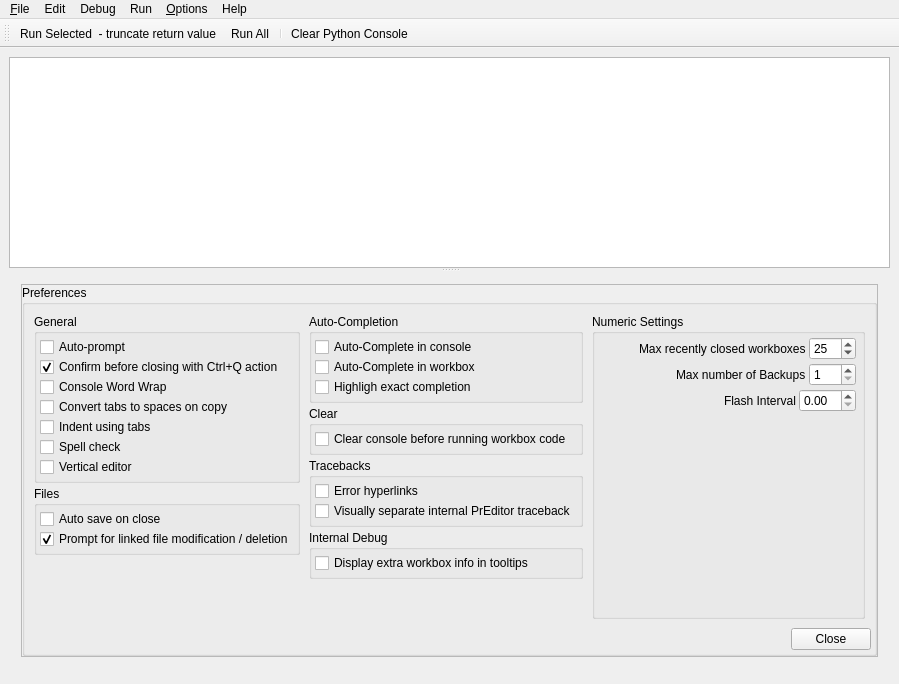
This is preditor/gui/ui/loggerwindow.ui in blurstudio/PrEditor as Qt 5 draws it before an edit. The edited form follows.
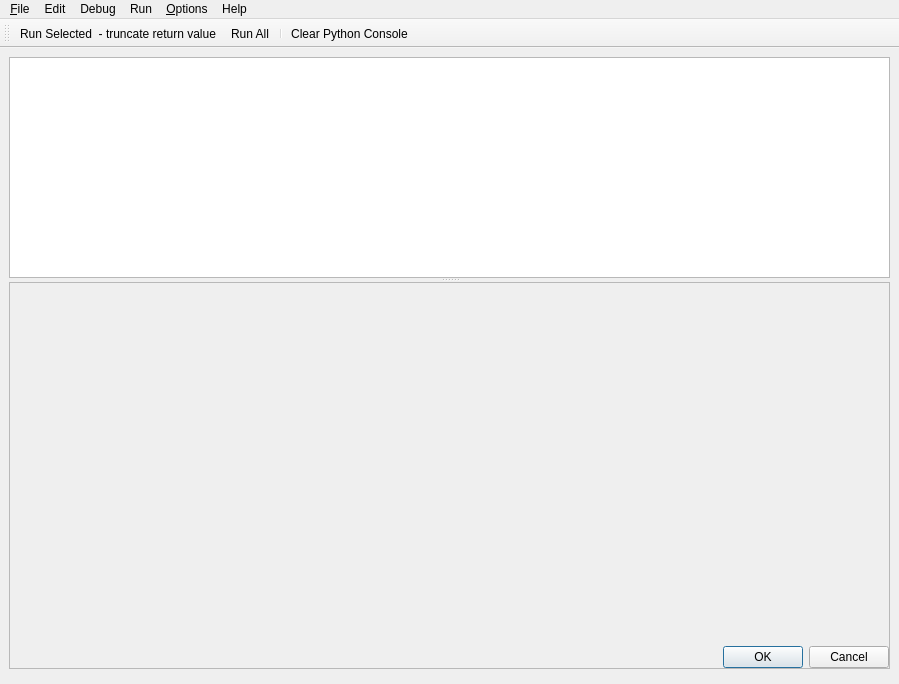
This is the edited form. Custom widgets are drawn as their Qt base class.

Commit message: Improve tab context menu toolTips and prevent erroneously resaving file

Patch:
```diff
--- a/preditor/gui/ui/loggerwindow.ui
+++ b/preditor/gui/ui/loggerwindow.ui
@@ -39,10 +39,22 @@
         <enum>QFrame::NoFrame</enum>
        </property>
        <property name="currentIndex">
-        <number>2</number>
+        <number>0</number>
        </property>
        <widget class="QWidget" name="Options">
         <layout class="QVBoxLayout" name="verticalLayout_5">
+         <property name="leftMargin">
+          <number>0</number>
+         </property>
+         <property name="topMargin">
+          <number>0</number>
+         </property>
+         <property name="rightMargin">
+          <number>0</number>
+         </property>
+         <property name="bottomMargin">
+          <number>0</number>
+         </property>
          <item>
           <widget class="QScrollArea" name="uiOptionsSCRL">
            <property name="widgetResizable">
@@ -53,8 +65,8 @@
              <rect>
               <x>0</x>
               <y>0</y>
-              <width>861</width>
-              <height>219</height>
+              <width>879</width>
+              <height>379</height>
              </rect>
             </property>
             <layout class="QVBoxLayout" name="verticalLayout_7">
@@ -118,28 +130,19 @@
          </item>
         </layout>
        </widget>
-       <widget class="QWidget" name="page">
+       <widget class="QWidget" name="uiPreferencesPAGE">
         <layout class="QVBoxLayout" name="verticalLayout_8">
-         <item>
-          <widget class="QWidget" name="uiPreferencesPAGE" native="true">
-           <property name="styleSheet">
-            <string notr="true"/>
-           </property>
-           <layout class="QVBoxLayout" name="verticalLayout_2">
-            <property name="spacing">
-             <number>3</number>
-            </property>
             <property name="leftMargin">
-             <number>3</number>
+          <number>0</number>
             </property>
             <property name="topMargin">
-             <number>3</number>
+          <number>0</number>
             </property>
             <property name="rightMargin">
-             <number>3</number>
+          <number>0</number>
             </property>
             <property name="bottomMargin">
-             <number>3</number>
+          <number>0</number>
             </property>
             <item>
              <widget class="QScrollArea" name="uiPreferencesSCRL">
@@ -151,26 +154,11 @@
                 <rect>
                  <x>0</x>
                  <y>0</y>
-                 <width>855</width>
-                 <height>355</height>
-                </rect>
-               </property>
-               <layout class="QHBoxLayout" name="horizontalLayout">
-                <property name="spacing">
-                 <number>3</number>
-                </property>
-                <property name="leftMargin">
-                 <number>0</number>
-                </property>
-                <property name="topMargin">
-                 <number>0</number>
-                </property>
-                <property name="rightMargin">
-                 <number>0</number>
-                </property>
-                <property name="bottomMargin">
-                 <number>0</number>
-                </property>
+              <width>879</width>
+              <height>379</height>
+             </rect>
+            </property>
+            <layout class="QVBoxLayout" name="verticalLayout_2">
                 <item>
                  <widget class="QGroupBox" name="uiPreferencesGRP">
                   <property name="styleSheet">
@@ -835,9 +823,6 @@
                 </item>
                </layout>
               </widget>
-             </widget>
-            </item>
-           </layout>
           </widget>
          </item>
         </layout>
```
Left out of the diff: 2 changed lines with no effect on the pictures. Lines whose indentation alone changed are shown as unchanged. The commit also changes 2 other files.
